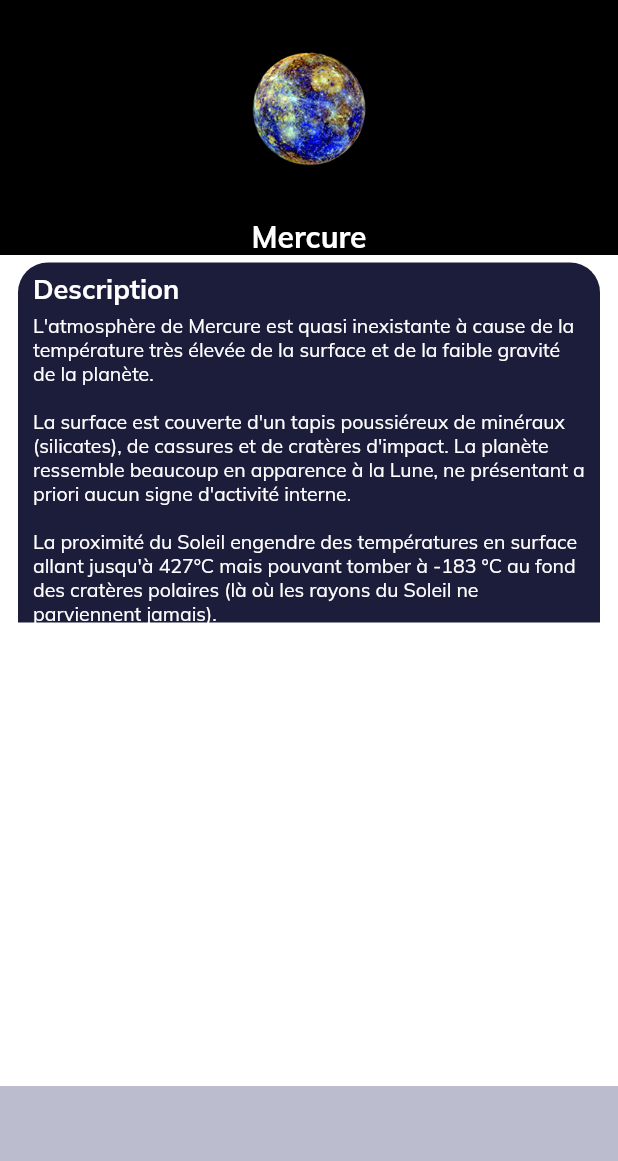
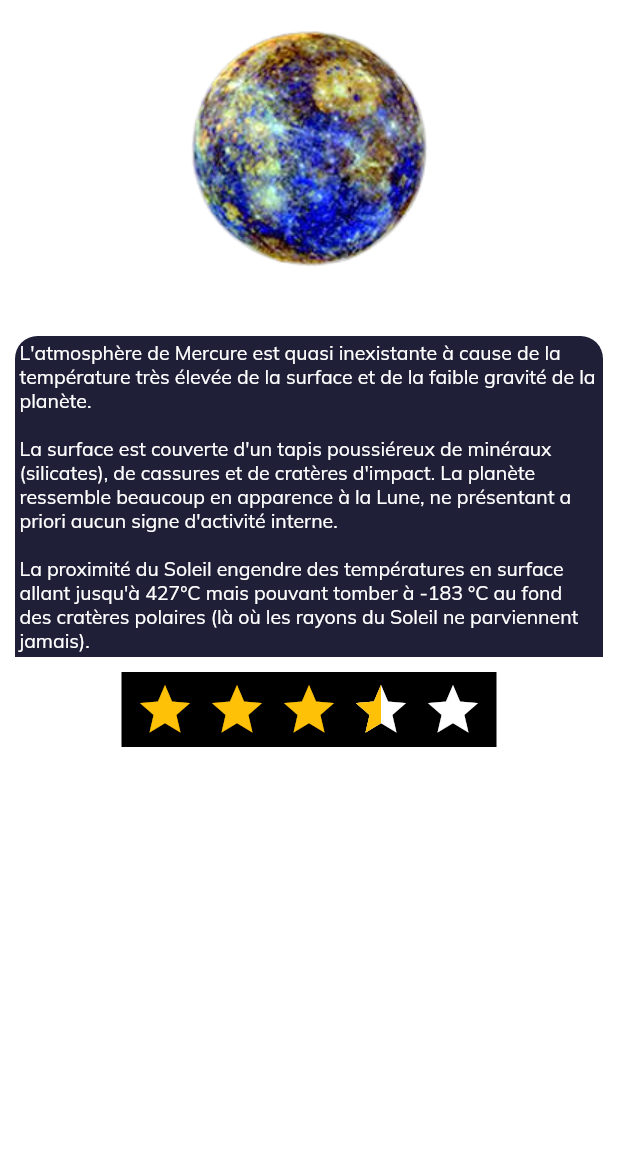
Before and after one commit to Modip/astro_app, a Flutter app: the Detail screen opened directly with sample values from the repository, on a phone screen of 412 x 824 dp, the part 75-1236 px from its top. Run offline on Flutter 3.47's test engine with Material 2 defaults, Android fonts, the phone set to English and light mode, and no system bars; drawn by our look-alikes of flutter_rating_bar; our stand-ins replace google_fonts.

Commit message:
refactor detail page

```diff
--- a/lib/screens/data.dart
+++ b/lib/screens/data.dart
@@ -31,7 +31,7 @@ List<Planet> planets = [
   Planet(
     id: 3,
     title: "Terre",
-    subtitle: "Je suis la planéte bleu",
+    subtitle: "Je suis la planéte bleu et la seule habité",
     description:
         "La Terre est la troisième planète du Système solaire par ordre de distance croissante au Soleil, et la quatrième par taille et par masse croissantes. C'est la plus grande et la plus massive des quatre planètes telluriques, les trois autres étant Mercure, Vénus et Mars.\n \nLa Terre est parfois qualifiée de \"planète bleue\" : 71 % de sa surface est couverte par des océans d'eau salée qui constituent en partie l'hydrosphère. \nDe la glace ou des banquises recouvrent en partie les pôles.La Terre abrite des millions d'espèces vivantes dont les humains.",
     image: "assets/images/terre.png",
@@ -39,15 +39,14 @@ List<Planet> planets = [
   Planet(
       id: 4,
       title: "Mars",
-      subtitle:
-          "Je suis la planéte rouge, de taille intermédiaire entre celle de la Terre et de la Lune",
+      subtitle: "Je suis la planéte rouge, de taille intermédiaire ...",
       description:
           "De toutes les planètes, Mars est celle qui suscite le plus d'intérêt de la part des scientifiques mais aussi du grand public.\n\n D'une taille intermédiaire entre celle de la Terre et de la Lune, Mars présente des analogies avec ces 2 corps, à travers ses cratères et ses bassins d\'impact (comme sur la Lune), d\'une part, et avec ses volcans (Olympus Mons est le plus grand volcan du système solaire !), ses rifts, ses vallées et ses calottes polaires (comme sur la Terre) d'autre part.\nC'est aussi la seule autre planète (autre que la Terre !) où la vie aurait pu (ou a pu) se développer dans le passé, lorsque la pression atmosphérique, alors plus élevée, permettait à l'eau liquide de s'y écouler.",
       image: "assets/images/mars.png"),
   Planet(
       id: 5,
       title: "Jupiter",
-      subtitle: "Je suis la planéte rouge Je suis la planéte rouge",
+      subtitle: "Je suis la planéte rouge",
       description:
           "Jupiter est la plus grosse planète du Système solaire, plus volumineuse et massive que toutes les autres planètes réunies, et montrant un renflement équatorial important (le diamètre au niveau de l'équateur est 6 % plus important qu'aux pôles).\n\nComme sur les autres planètes gazeuses, des vents violents, de près de 600 km/h, parcourent les couches supérieures de la planète. La Grande Tache rouge, un anticyclone qui fait trois fois la taille de la Terre, est une zone de surpression qui est observée au moins depuis le XVIIe siècle.",
       image: "assets/images/jupiter.png"),
@@ -62,8 +61,7 @@ List<Planet> planets = [
   Planet(
     id: 7,
     title: "Uranus",
-    subtitle:
-        "Uranus est la septième planète du Système solaire par ordre d'éloignement du Soleil",
+    subtitle: "Uranus est la septième planète du Système solaire",
     description:
         "Gazeuse tout comme Jupiter et Saturne, Uranus diffère cependant par sa composition, c'est pourquoi on la qualifie, comme Neptune, de \"géante de glace\".Uranus présente une très forte inclinaison de son axe qui est quasiment parallèle au plan orbital. La planète « roule » pour ainsi dire sur son orbite.\n\n Comme les autres planètes gazeuses, Uranus présente des anneaux, certes moins développés que ceux de Saturne, qui résultent probablement de la collision et de la fragmentation d'anciennes lunes.",
     image: "assets/images/uranus.png",
@@ -71,7 +69,7 @@ List<Planet> planets = [
   Planet(
     id: 8,
     title: "Neptune",
-    subtitle: "Je suis la planéte rouge Je suis la planéte rouge",
+    subtitle: "Je suis la planéte rouge",
     description:
         "Planète la plus éloignée du soleil, Neptune n'a pas été découverte par observation mais grâce à des calculs mathématiques. Invisible à l'oeil nu, Neptune apparaît au télescope comme un disque bleu (couleur qu'elle doit au méthane dont elle est en partie constituée).\n\nBien qu'elle reçoive très peu d'énergie du soleil, son atmosphère, animée de vents violents, présente des formations météorologiques bien visibles (bandes, grandes taches sombres).",
     image: "assets/images/neptune.png",
--- a/lib/screens/detail.dart
+++ b/lib/screens/detail.dart
@@ -1,4 +1,5 @@
 import 'package:flutter/material.dart';
+import 'package:flutter_rating_bar/flutter_rating_bar.dart';
 import 'data.dart';
 
 class Detail extends StatelessWidget {
@@ -19,104 +20,88 @@ class Detail extends StatelessWidget {
             borderRadius: BorderRadius.circular(20),
             side: const BorderSide(color: Colors.white)),
       ),
-      body: Stack(
-        children: [
-          SafeArea(
-            child: Container(
-              height: 240,
-              margin: const EdgeInsets.only(
-                top: 175,
-                left: 12,
-                right: 12,
-              ),
-              decoration: const BoxDecoration(
-                color: Color.fromARGB(255, 28, 29, 58),
-                borderRadius: BorderRadius.only(
-                    topLeft: Radius.circular(20),
-                    topRight: Radius.circular(20)),
-              ),
-              child: Container(
-                margin: const EdgeInsets.only(left: 10, right: 10, top: 0),
+      body: SafeArea(
+
         child: ListView(
           children: [
-                    const SizedBox(
-                      height: 6,
+            Padding(
+          padding: const EdgeInsets.all(10),
+          child: Column(
+            children: [
+              Padding(
+                padding: const EdgeInsets.all(5),
+                child: Image.asset(
+                  planet.image,
+                  fit: BoxFit.cover,
                 ),
-                    const Text(
-                      'Description',
-                      style: TextStyle(
-                          color: Colors.white,
-                          fontSize: 18,
-                          fontWeight: FontWeight.bold),
               ),
               const SizedBox(
                 height: 5,
               ),
-                    Text(
+              Column(
+                crossAxisAlignment: CrossAxisAlignment.center,
+                children:  [
+                  Padding(
+                    padding: EdgeInsets.all(3),
+                    child: Text(
+                      planet.title,
+                      style:const TextStyle(
+                          color: Colors.white,
+                          fontSize: 20,
+                          fontWeight: FontWeight.bold),
+                    ),
+                  )
+                ],
+              ),
+              Container(
+                decoration: const BoxDecoration(
+                    color: Color.fromARGB(255, 31, 32, 56),
+                    borderRadius: BorderRadius.only(
+                        topLeft: Radius.circular(15),
+                        topRight: Radius.circular(15))),
+                child: Column(
+                  crossAxisAlignment: CrossAxisAlignment.center,
+                  children: [
+                    Padding(
+                      padding: const EdgeInsets.all(3),
+                      child:  Text(
                         planet.description,
-                      style: const TextStyle(color: Colors.white, fontSize: 13),
+                        style: const  TextStyle(
+                          color: Colors.white,
+                          fontSize: 13,
+                        ),
+                      ),
                     )
                   ],
                 ),
               ),
+              const SizedBox(
+                height: 10,
               ),
-          ),
-          SafeArea(
-            child: ListView(children: [
-              Stack(
-                children: [
               Container(
-                    margin: const EdgeInsets.only(top: 35),
-                    padding: const EdgeInsets.only(bottom: 0),
-                    height: 135,
-                    width: double.infinity,
-                    decoration: const BoxDecoration(
                 color: Colors.black,
-                    ),
-                    child: Column(
-                      mainAxisAlignment: MainAxisAlignment.end,
-                      crossAxisAlignment: CrossAxisAlignment.start,
-                      children: [
-                        Center(
-                          child: Text(
-                            planet.title,
-                            style: const TextStyle(
-                                fontSize: 20,
-                                fontWeight: FontWeight.bold,
-                                color: Colors.white),
+                child: Padding(
+                  padding: const EdgeInsets.all(5),
+                  child: RatingBar.builder(
+                      initialRating: 3.5,
+                      allowHalfRating: true,
+                      unratedColor: Colors.white,
+                      itemPadding: const EdgeInsets.symmetric(horizontal: 4.0),
+                      itemBuilder: (context, index) {
+                        return const Icon(
+                          Icons.star,
+                          color: Colors.amber,
+                        );
+                      },
+                      onRatingUpdate: (rating) {}),
                 ),
               ),
             ],
           ),
         ),
-                  Container(
-                    height: 145,
-                    padding: const EdgeInsets.all(0),
-                    decoration: const BoxDecoration(
-                      color: Colors.black,
-                    ),
-                    child: Center(
-                      child: Image.asset(
-                        planet.image,
-                        width: 145,
-                        height: 145,
-                      ),
-                    ),
-                  ),
           ],
         ),
-            ]),
-          ),
-          Align(
-            alignment: Alignment.bottomCenter,
-            child: Container(
-              padding: const EdgeInsets.symmetric(horizontal: 30),
-              height: 50,
-              width: double.infinity,
-              color: const Color.fromARGB(255, 187, 189, 207),
-            ),
-          ),
-        ],
+
       ),
     );
   }
--- a/lib/screens/home_screen.dart
+++ b/lib/screens/home_screen.dart
@@ -131,7 +131,9 @@ class ItemCard extends StatelessWidget {
                       child: Text(
                         planet.title,
                         style: const TextStyle(
-                            color: Colors.white, fontWeight: FontWeight.bold),
+                          color: Colors.white,
+                          fontWeight: FontWeight.bold,
+                        ),
                       ),
                     ),
                     const SizedBox(
@@ -139,7 +141,7 @@ class ItemCard extends StatelessWidget {
                     ),
                     Text(
                       planet.subtitle,
-                      style: const TextStyle(color: Colors.white, fontSize: 12),
+                      style: const TextStyle(color: Colors.white, fontSize: 14),
                     ),
                     const Align(
                       alignment: Alignment.centerRight,
--- a/lib/screens/welcome.dart
+++ b/lib/screens/welcome.dart
@@ -48,7 +48,6 @@ class Welcome extends StatelessWidget {
                       },
                       style: ElevatedButton.styleFrom(
                           primary: Colors.black,
-                          shadowColor: Colors.white,
                           shape: RoundedRectangleBorder(
                               borderRadius: BorderRadius.circular(10),
                               side: const BorderSide(
--- a/pubspec.yaml
+++ b/pubspec.yaml
@@ -35,6 +35,8 @@ dependencies:
   # Use with the CupertinoIcons class for iOS style icons.
   cupertino_icons: ^1.0.2
   google_fonts: ^3.0.1
+  flutter_rating_bar: ^4.0.0
+
 
 dev_dependencies:
   flutter_test:
```
Also changed, not shown: pubspec.lock. Lines whose indentation alone changed are shown as unchanged.
